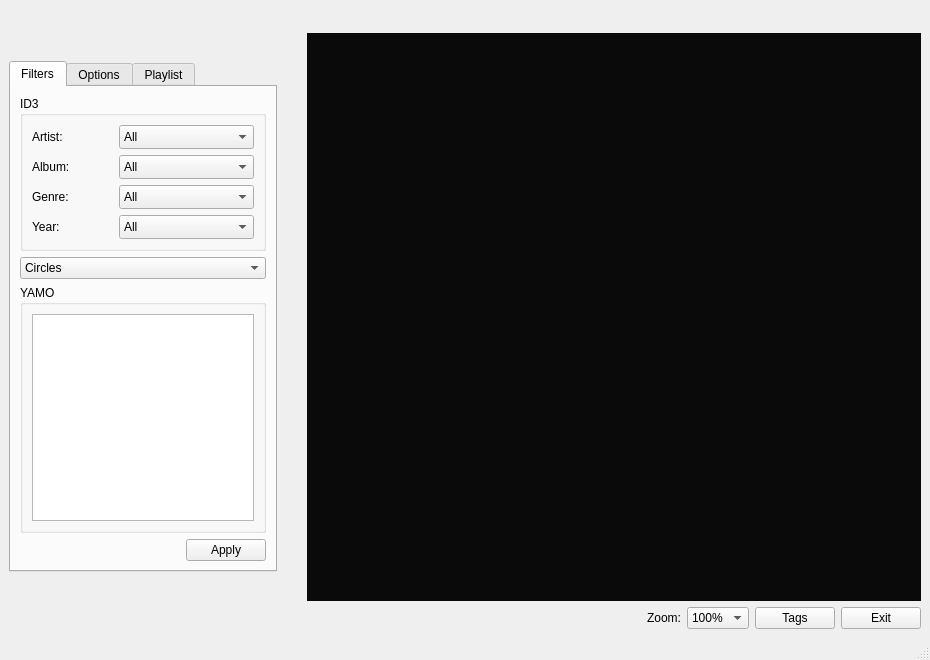
First picture: the form in MainWindow_beta.ui, repository diguliu/yamo, before the edit.
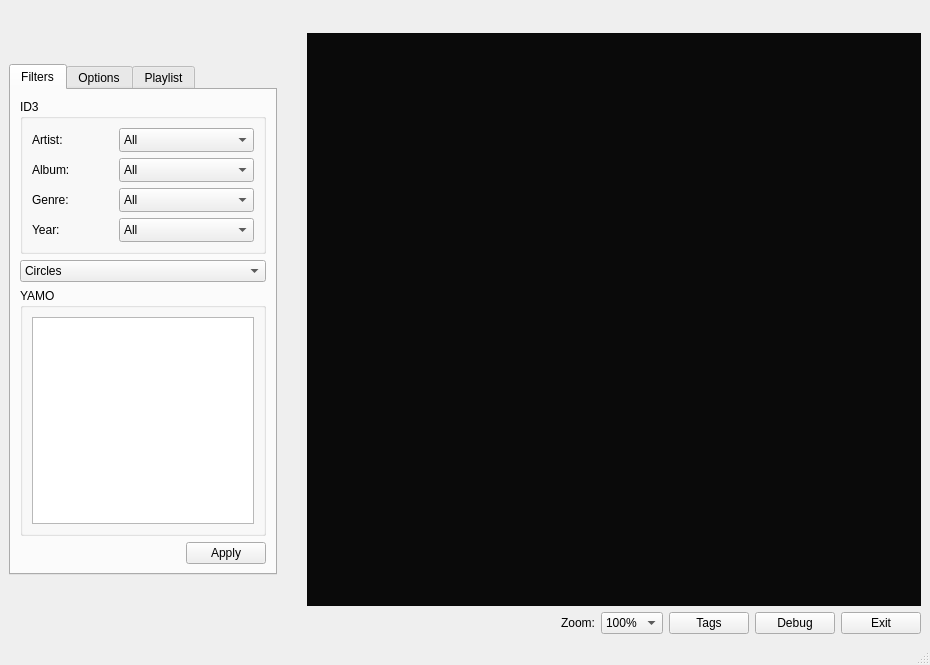
Second picture: the form after the edit.

Commit message: Debug windows as an option.

Diff of the .ui file:
```diff
--- a/MainWindow_beta.ui
+++ b/MainWindow_beta.ui
@@ -8,7 +8,7 @@
     <x>0</x>
     <y>0</y>
     <width>930</width>
-    <height>660</height>
+    <height>665</height>
    </rect>
   </property>
   <property name="windowTitle">
@@ -556,6 +556,13 @@
         </property>
        </widget>
       </item>
+      <item>
+       <widget class="QPushButton" name="btnDebug">
+        <property name="text">
+         <string>Debug</string>
+        </property>
+       </widget>
+      </item>
       <item>
        <widget class="QPushButton" name="btnExit">
         <property name="text">
```
Left out of the diff: 2 changed lines with no effect on the pictures. The commit also changes 3 other files.
